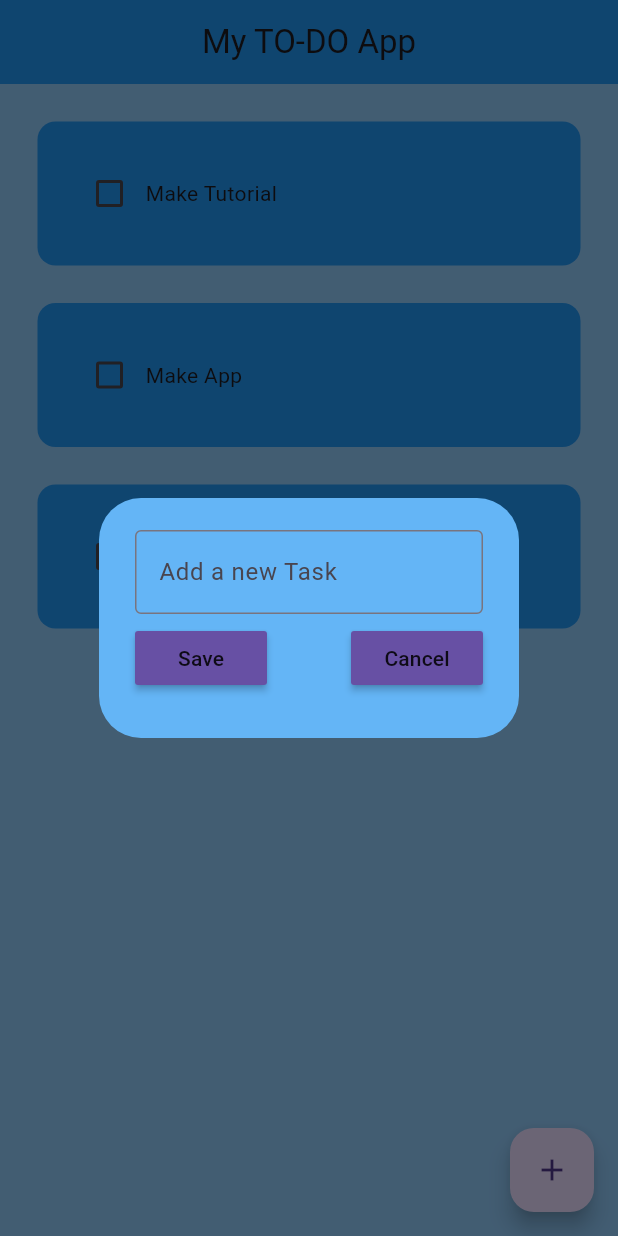
After one commit to JnJuste/todo_app, a Flutter app: the screen it shows after launch, after a tap on the "add" icon, on a phone screen of 412 x 824 dp. The commit adds this screen. Run offline on Flutter 3.47's test engine with Material 3 defaults, Android fonts, the phone set to English and light mode, and no system bars; drawn by our look-alikes of flutter_slidable; our stand-ins replace hive_flutter; accounts and stored records are empty.

Commit message:
Hive Database

```diff
--- /dev/null
+++ b/lib/data/database.dart
@@ -0,0 +1,28 @@
+import 'package:hive_flutter/hive_flutter.dart';
+
+class ToDoDatabase {
+  List toDoList = [];
+  //Reference our box
+
+  final _myBox = Hive.box("myBox");
+
+  // Add a new item to the list
+  // Run this the 1st time we run this app
+  void createInitialData() {
+    toDoList = [
+      ["Make Tutorial", false],
+      ["Make App", false],
+      ["Do Exercise", false],
+    ];
+  }
+  // Load Data from the database
+
+  void loadData() {
+    toDoList = _myBox.get("TODOLIST");
+  }
+
+  // Update data
+  void updateDatabase() {
+    _myBox.put("TODOLIST", toDoList);
+  }
+}
--- a/lib/main.dart
+++ b/lib/main.dart
@@ -1,7 +1,13 @@
 import 'package:flutter/material.dart';
+import 'package:hive_flutter/hive_flutter.dart';
 import 'package:todo_app/pages/home_page.dart';
 
-void main() {
+void main() async {
+  // Initialize the Hive
+  await Hive.initFlutter();
+
+  // Open a box
+  var box = await Hive.openBox("myBox");
   runApp(const MyApp());
 }
 
--- a/lib/pages/home_page.dart
+++ b/lib/pages/home_page.dart
@@ -1,4 +1,7 @@
 import 'package:flutter/material.dart';
+import 'package:hive_flutter/hive_flutter.dart';
+import 'package:todo_app/data/database.dart';
+import 'package:todo_app/utils/dialog_box.dart';
 import 'package:todo_app/utils/to_do_tile.dart';
 
 class HomePage extends StatefulWidget {
@@ -9,18 +12,64 @@ class HomePage extends StatefulWidget {
 }
 
 class _HomePageState extends State<HomePage> {
-  // List of ToDo
-  List toDoList = [
-    ["Make Tutorial", false],
-    ["Make App", false],
-    ["Physical Exercise", false],
-  ];
+  // Reference the box
+
+  final _myBox = Hive.box("myBox");
+  ToDoDatabase db = ToDoDatabase();
+
+  @override
+  void initState() {
+    // For the 1st time opening the app, create default data
+    if (_myBox.get("TODOLIST") == null) {
+      db.createInitialData();
+    } else {
+      // Already they exists
+      db.loadData();
+    }
+    super.initState();
+  }
+  // Text Controller
+
+  final _controller = TextEditingController();
 
   // CheckBox Tapped
   void checkBoxTapped(bool? value, int index) {
     setState(() {
-      toDoList[index][1] = !toDoList[index][1];
+      db.toDoList[index][1] = !db.toDoList[index][1];
     });
+    db.updateDatabase();
+  }
+
+  // Save New Task Method
+  void saveNewTask() {
+    setState(() {
+      db.toDoList.add([_controller.text, false]);
+      _controller.clear();
+    });
+    Navigator.of(context).pop();
+    db.updateDatabase();
+  }
+
+  // Create New Task
+  void createNewTask() {
+    showDialog(
+      context: context,
+      builder: (context) {
+        return DialogBox(
+          controller: _controller,
+          onSave: saveNewTask,
+          onCancel: () => Navigator.of(context).pop(),
+        );
+      },
+    );
+  }
+
+  // Delete Task
+  void deleteTask(int index) {
+    setState(() {
+      db.toDoList.removeAt(index);
+    });
+    db.updateDatabase();
   }
 
   @override
@@ -33,15 +82,20 @@ class _HomePageState extends State<HomePage> {
         centerTitle: true,
         elevation: 0,
       ),
+      floatingActionButton: FloatingActionButton(
+        onPressed: createNewTask,
+        child: const Icon(Icons.add),
+      ),
       body: ListView.builder(
         itemBuilder: (context, index) {
           return ToDoTile(
-            taskName: toDoList[index][0],
-            taskCompleted: toDoList[index][1],
+            taskName: db.toDoList[index][0],
+            taskCompleted: db.toDoList[index][1],
             onChanged: (value) => checkBoxTapped(value, index),
+            deleteFunction: (context) => deleteTask(index),
           );
         },
-        itemCount: toDoList.length,
+        itemCount: db.toDoList.length,
       ),
     );
   }
--- /dev/null
+++ b/lib/utils/dialog_box.dart
@@ -0,0 +1,50 @@
+import 'package:flutter/material.dart';
+import 'package:todo_app/utils/my_buttons.dart';
+
+class DialogBox extends StatelessWidget {
+  final controller;
+  VoidCallback onSave;
+  VoidCallback onCancel;
+  DialogBox({
+    super.key,
+    required this.controller,
+    required this.onSave,
+    required this.onCancel,
+  });
+
+  @override
+  Widget build(BuildContext context) {
+    return AlertDialog(
+      backgroundColor: Colors.blue[300],
+      content: Container(
+        height: 120,
+        child: Column(
+          mainAxisAlignment: MainAxisAlignment.spaceEvenly,
+          children: [
+            //Get User Input
+            TextField(
+              controller: controller,
+              decoration: InputDecoration(
+                border: OutlineInputBorder(),
+                hintText: "Add a new Task",
+              ),
+            ),
+
+            // Button (Save and Cancel)
+            Row(
+              mainAxisAlignment: MainAxisAlignment.spaceBetween,
+              children: [
+                // Save Btn
+                MyButtons(text: "Save", onPressed: onSave),
+
+                const SizedBox(width: 8),
+                //Cancel Btn
+                MyButtons(text: "Cancel", onPressed: onCancel),
+              ],
+            )
+          ],
+        ),
+      ),
+    );
+  }
+}
--- /dev/null
+++ b/lib/utils/my_buttons.dart
@@ -0,0 +1,20 @@
+import 'package:flutter/material.dart';
+
+class MyButtons extends StatelessWidget {
+  final String text;
+  VoidCallback onPressed;
+  MyButtons({
+    super.key,
+    required this.text,
+    required this.onPressed,
+  });
+
+  @override
+  Widget build(BuildContext context) {
+    return MaterialButton(
+      onPressed: onPressed,
+      child: Text(text),
+      color: Theme.of(context).primaryColor,
+    );
+  }
+}
--- a/lib/utils/to_do_tile.dart
+++ b/lib/utils/to_do_tile.dart
@@ -1,22 +1,34 @@
 import 'package:flutter/material.dart';
+import 'package:flutter_slidable/flutter_slidable.dart';
 
 // ignore: must_be_immutable
 class ToDoTile extends StatelessWidget {
   final String taskName;
   final bool taskCompleted;
   Function(bool?)? onChanged;
+  Function(BuildContext)? deleteFunction;
 
   ToDoTile({
     super.key,
     required this.taskName,
     required this.taskCompleted,
     required this.onChanged,
+    required this.deleteFunction,
   });
 
   @override
   Widget build(BuildContext context) {
     return Padding(
       padding: const EdgeInsets.only(left: 25, right: 25, top: 25),
+      child: Slidable(
+        endActionPane: ActionPane(motion: StretchMotion(), children: [
+          SlidableAction(
+            onPressed: deleteFunction,
+            icon: Icons.delete,
+            backgroundColor: Colors.red.shade300,
+            borderRadius: BorderRadius.circular(12),
+          )
+        ]),
         child: Container(
           padding: const EdgeInsets.all(24),
           decoration: BoxDecoration(
@@ -43,6 +55,7 @@ class ToDoTile extends StatelessWidget {
             ],
           ),
         ),
+      ),
     );
   }
 }
--- a/pubspec.yaml
+++ b/pubspec.yaml
@@ -30,15 +30,21 @@ environment:
 dependencies:
   flutter:
     sdk: flutter
+  hive: ^2.2.3
+  hive_flutter: ^1.1.0
 
 
   # The following adds the Cupertino Icons font to your application.
   # Use with the CupertinoIcons class for iOS style icons.
   cupertino_icons: ^1.0.2
+  flutter_slidable: ^3.1.0
+
 
 dev_dependencies:
   flutter_test:
     sdk: flutter
+  hive_generator: ^2.0.1
+  build_runner: ^2.4.9
 
   # The "flutter_lints" package below contains a set of recommended lints to
   # encourage good coding practices. The lint set provided by the package is
```
Also changed, not shown: pubspec.lock, 2 other files. Lines whose indentation alone changed are shown as unchanged.
